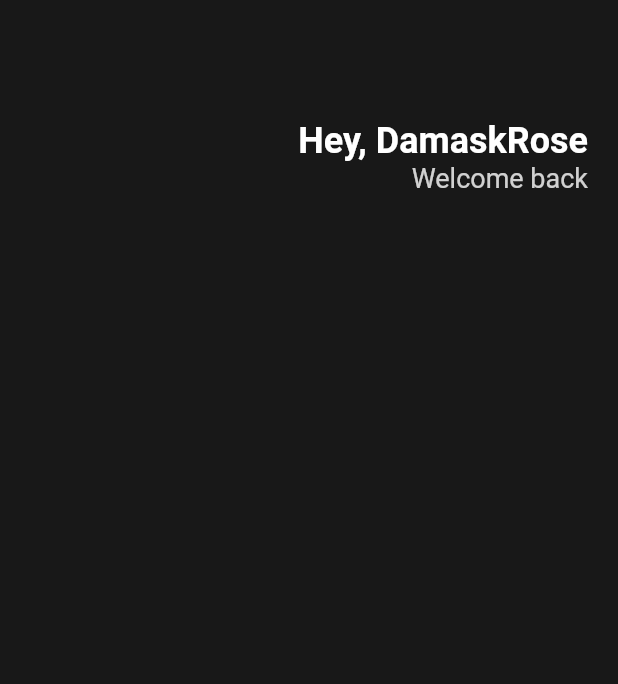
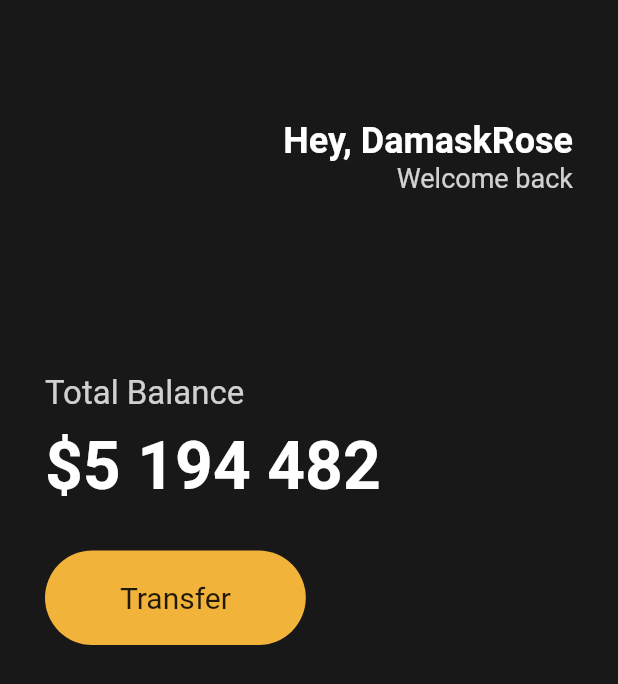
Before and after one commit to RosaDamascena/Flutter_Projects, a Flutter app: the screen it shows after launch, on a phone screen of 412 x 824 dp. Shown: the top 684 px of the screen. Run offline on Flutter 3.47's test engine with Material 2 defaults, Android fonts, the phone set to English and light mode, and no system bars.

Commit message:
feat : Add button to transfer money

```diff
--- a/financialapp/lib/main.dart
+++ b/financialapp/lib/main.dart
@@ -1,7 +1,7 @@
 import 'package:flutter/material.dart';
 
 void main() {
-  runApp(const MyApp());
+  runApp(MyApp());
 }
 
 class MyApp extends StatelessWidget {
@@ -11,8 +11,11 @@
       home: Scaffold(
         backgroundColor: Color(0xFF181818),
         body: Padding(
-          padding: EdgeInsets.symmetric(horizontal: 20),
+          padding: EdgeInsets.symmetric(
+            horizontal: 30
+          ),
           child: Column(
+            crossAxisAlignment: CrossAxisAlignment.start,
             children: [
               SizedBox(
                 height: 80,
@@ -39,7 +42,49 @@
                     ],
                   )
                 ],
-              )
+              ),
+              SizedBox(height: 120,
+              ),
+              Text('Total Balance',
+                style: TextStyle(
+                  fontSize: 22,
+                  color: Colors.white.withOpacity(0.8),
+                ),
+              ),
+              SizedBox(
+                height: 10,
+              ),
+              Text('\$5 194 482',
+                style: TextStyle(
+                  fontSize: 44,
+                  fontWeight: FontWeight.w600,
+                  color: Colors.white,
+                ),
+              ),
+              SizedBox(
+                height: 30,
+              ),
+              Row(
+                children: [
+                  Container(
+                    decoration: BoxDecoration(
+                      color: Color(0xFFF2B33A),
+                      borderRadius: BorderRadius.circular(45),
+                    ),
+                    child: Padding(
+                      padding: EdgeInsets.symmetric(
+                        vertical: 20,
+                        horizontal: 50,
+                      ),
+                      child: Text('Transfer',
+                        style: TextStyle(
+                          fontSize: 20,
+                        ),
+                      ),
+                    ),
+                  )
+                ],
+              ),
             ],
           ),
         ),
```
